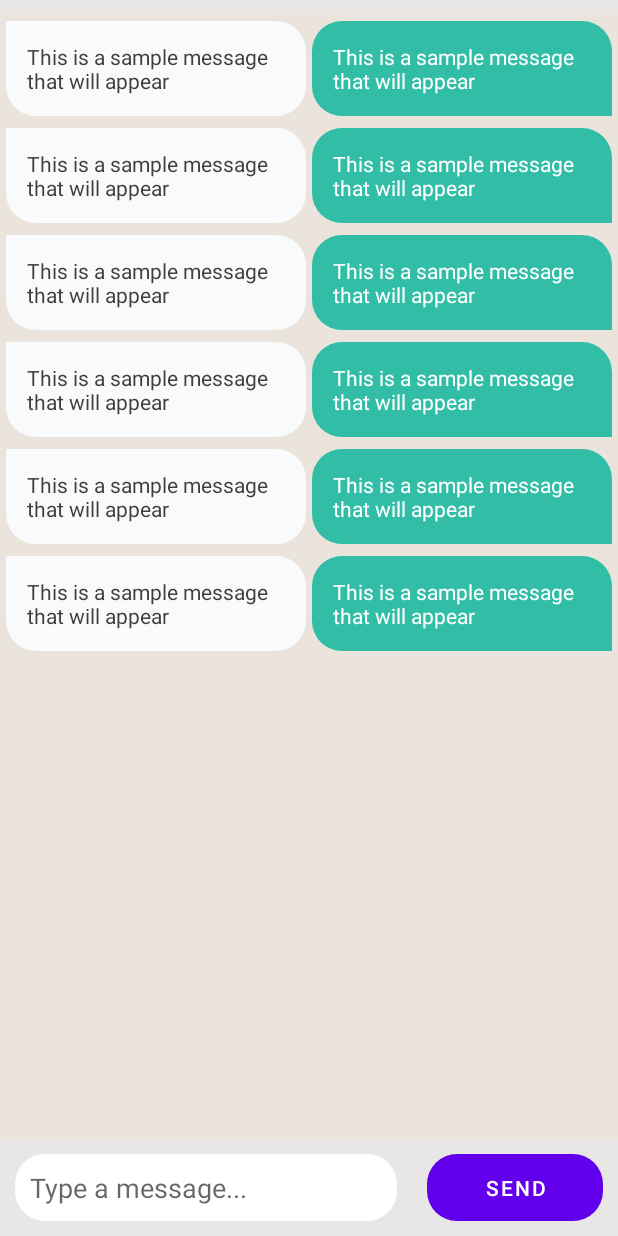
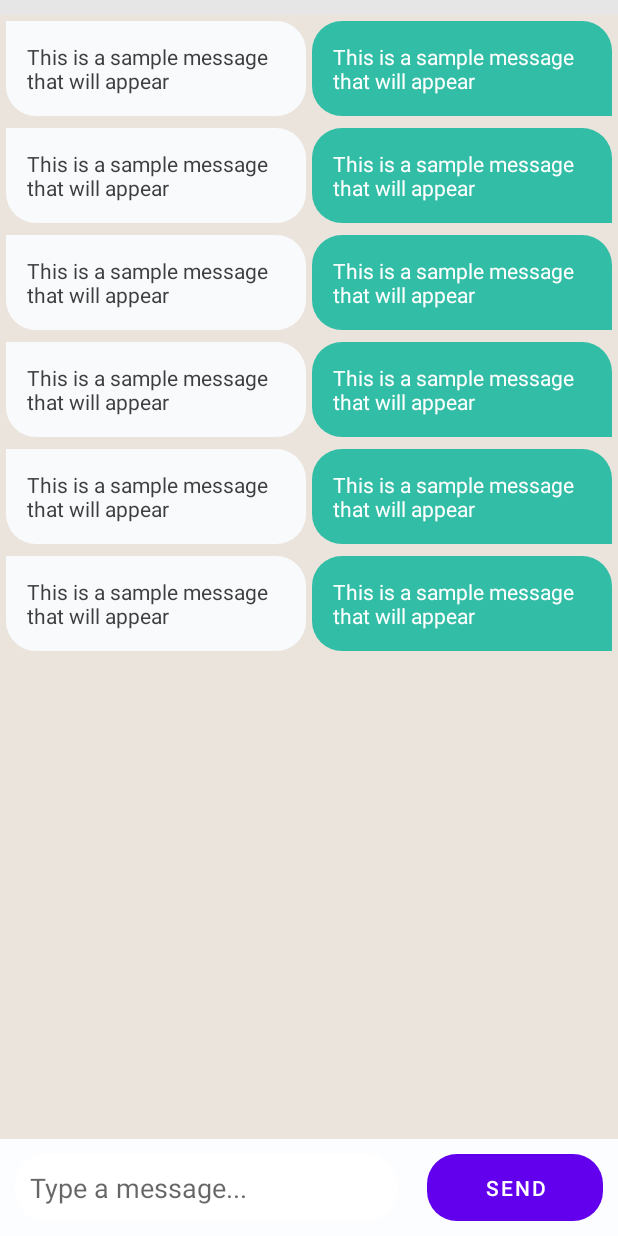
Before and after one commit to Muqorrobin22/chatbot-with-kotlin-and-python, an Android app: the layout activity_main.xml on its own in the app's theme, with its tools: preview values and no code run, on a phone screen of 412 x 824 dp. Run offline under Robolectric (Android 15) with nearby library versions, the phone set to English and light mode, and no system bars.

Commit message:
Add Colors ( colorLightIPhone and colorWhiteIphone) in colors.xml

```diff
--- a/app/src/main/res/drawable/round_button.xml
+++ b/app/src/main/res/drawable/round_button.xml
@@ -1,4 +1,5 @@
 <?xml version="1.0" encoding="utf-8"?>
 <shape xmlns:android="http://schemas.android.com/apk/res/android">
     <corners android:radius="20dp" />
+
 </shape>
--- a/app/src/main/res/layout/activity_main.xml
+++ b/app/src/main/res/layout/activity_main.xml
@@ -4,6 +4,7 @@
     xmlns:tools="http://schemas.android.com/tools"
     android:layout_width="match_parent"
     android:layout_height="match_parent"
+    android:background="#FCFDFF"
     tools:context=".MainActivity">
 
 
@@ -12,7 +13,7 @@
         android:layout_width="match_parent"
         android:layout_height="wrap_content"
         android:layout_alignParentBottom="true"
-        android:background="#6FCAC8C6"
+        android:background="#FCFDFF"
         android:orientation="horizontal">
 
         <EditText
@@ -35,7 +36,7 @@
             android:layout_margin="10dp"
             android:layout_weight="1"
             android:background="@drawable/round_button"
-            android:backgroundTint="#26A69A"
+            android:backgroundTint="@color/colorPrimary"
             android:text="Send"
             android:textColor="@android:color/white" />
 
--- a/app/src/main/res/values/colors.xml
+++ b/app/src/main/res/values/colors.xml
@@ -11,4 +11,6 @@
     <color name="colorPrimaryDark">#151515</color>
     <color name="colorAccent">#3D3E40</color>
     <color name="colorBackground">#EBE4DC</color>
+    <color name="colorLightIphone">#F6F6F6</color>
+    <color name="colorWhiteIphone">#FFFFFF</color>
 </resources>
```
